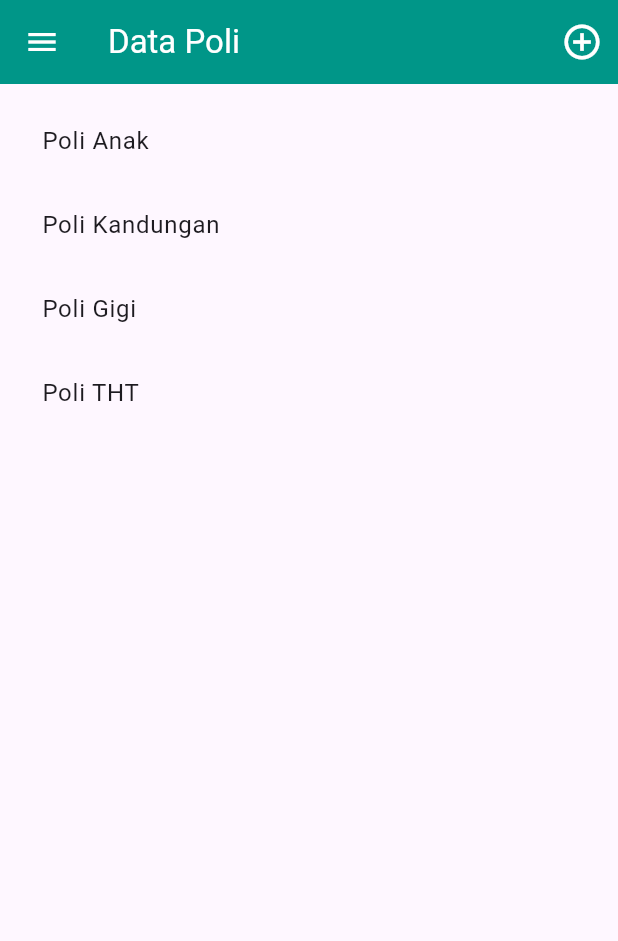
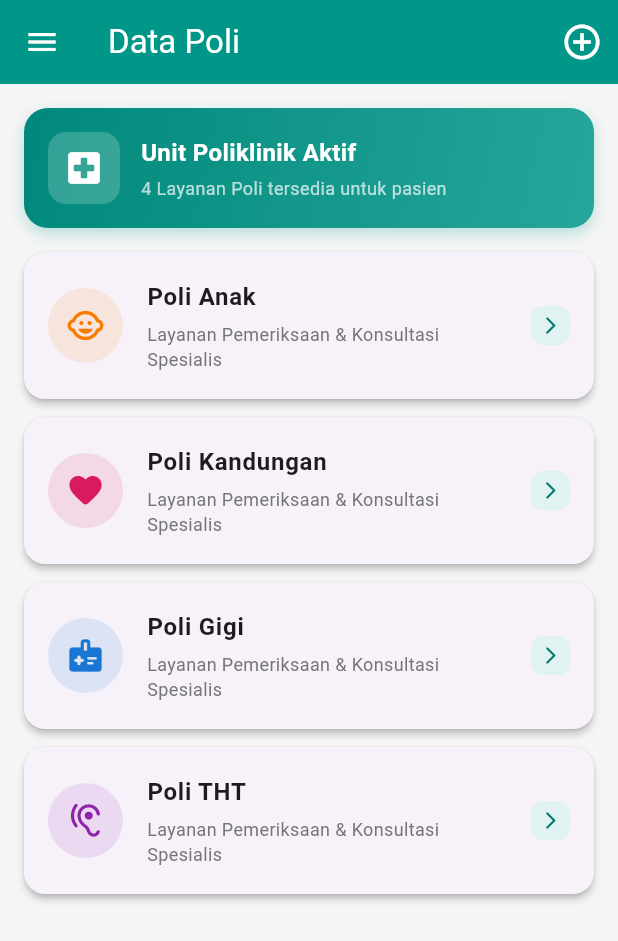
Before and after one commit to doniiart/Klinik-s, a Flutter app: the PoliPage screen opened directly, on a phone screen of 412 x 824 dp. Shown: the top 941 px of the screen. Run offline on Flutter 3.47's test engine with Material 3 defaults, Android fonts, the phone set to English and light mode, and no system bars; our stand-ins replace dio; network calls fail.

Commit message:
style: percantik tampilan halaman Data Poli dan kartu PoliItem

```diff
--- a/lib/ui/poli_item.dart
+++ b/lib/ui/poli_item.dart
@@ -7,16 +7,80 @@ class PoliItem extends StatelessWidget {
 
   const PoliItem({super.key, required this.poli});
 
+  IconData _getPoliIcon(String namaPoli) {
+    final nama = namaPoli.toLowerCase();
+    if (nama.contains('anak')) return Icons.child_care_rounded;
+    if (nama.contains('kandungan')) return Icons.favorite_rounded;
+    if (nama.contains('gigi')) return Icons.medical_information_rounded;
+    if (nama.contains('tht')) return Icons.hearing_rounded;
+    return Icons.local_hospital_rounded;
+  }
+
+  Color _getPoliColor(String namaPoli) {
+    final nama = namaPoli.toLowerCase();
+    if (nama.contains('anak')) return Colors.orange.shade700;
+    if (nama.contains('kandungan')) return Colors.pink.shade600;
+    if (nama.contains('gigi')) return Colors.blue.shade700;
+    if (nama.contains('tht')) return Colors.purple.shade600;
+    return Colors.teal.shade700;
+  }
+
   @override
   Widget build(BuildContext context) {
-    return GestureDetector(
+    final accentColor = _getPoliColor(poli.namaPoli);
+
+    return Card(
+      elevation: 2,
+      margin: const EdgeInsets.only(bottom: 12),
+      shape: RoundedRectangleBorder(borderRadius: BorderRadius.circular(14)),
       child: ListTile(
-        title: Text("${poli.namaPoli}"),
+        contentPadding:
+            const EdgeInsets.symmetric(horizontal: 16, vertical: 10),
+        onTap: () {
+          Navigator.push(
+            context,
+            MaterialPageRoute(builder: (context) => PoliDetail(poli: poli)),
+          );
+        },
+        leading: CircleAvatar(
+          radius: 25,
+          backgroundColor: accentColor.withValues(alpha: 0.12),
+          child: Icon(
+            _getPoliIcon(poli.namaPoli),
+            color: accentColor,
+            size: 26,
+          ),
+        ),
+        title: Text(
+          poli.namaPoli,
+          style: const TextStyle(
+            fontWeight: FontWeight.bold,
+            fontSize: 16,
+          ),
+        ),
+        subtitle: Padding(
+          padding: const EdgeInsets.only(top: 4),
+          child: Text(
+            "Layanan Pemeriksaan & Konsultasi Spesialis",
+            style: TextStyle(
+              fontSize: 12,
+              color: Colors.grey.shade600,
+            ),
+          ),
+        ),
+        trailing: Container(
+          padding: const EdgeInsets.all(6),
+          decoration: BoxDecoration(
+            color: Colors.teal.shade50,
+            borderRadius: BorderRadius.circular(8),
+          ),
+          child: Icon(
+            Icons.arrow_forward_ios_rounded,
+            size: 14,
+            color: Colors.teal.shade700,
+          ),
+        ),
       ),
-      onTap: () {
-        Navigator.push(context,
-            MaterialPageRoute(builder: (context) => PoliDetail(poli: poli)));
-      },
     );
   }
 }
--- a/lib/ui/poli_page.dart
+++ b/lib/ui/poli_page.dart
@@ -12,14 +12,23 @@ class PoliPage extends StatefulWidget {
 }
 
 class _PoliPageState extends State<PoliPage> {
+  final List<Poli> _daftarPoli = [
+    Poli(namaPoli: "Poli Anak"),
+    Poli(namaPoli: "Poli Kandungan"),
+    Poli(namaPoli: "Poli Gigi"),
+    Poli(namaPoli: "Poli THT"),
+  ];
+
   @override
   Widget build(BuildContext context) {
     return Scaffold(
+      backgroundColor: Colors.grey.shade100,
       drawer: const Sidebar(),
       appBar: AppBar(
         title: const Text("Data Poli"),
         backgroundColor: Colors.teal,
         foregroundColor: Colors.white,
+        elevation: 0,
         actions: [
           IconButton(
             icon: const Icon(Icons.add_circle_outline, size: 28),
@@ -34,12 +43,68 @@ class _PoliPageState extends State<PoliPage> {
         ],
       ),
       body: ListView(
-        padding: const EdgeInsets.symmetric(horizontal: 12, vertical: 10),
+        padding: const EdgeInsets.all(16),
         children: [
-          PoliItem(poli: Poli(namaPoli: "Poli Anak")),
-          PoliItem(poli: Poli(namaPoli: "Poli Kandungan")),
-          PoliItem(poli: Poli(namaPoli: "Poli Gigi")),
-          PoliItem(poli: Poli(namaPoli: "Poli THT")),
+          Container(
+            padding: const EdgeInsets.all(16),
+            margin: const EdgeInsets.only(bottom: 16),
+            decoration: BoxDecoration(
+              gradient: LinearGradient(
+                colors: [Colors.teal.shade600, Colors.teal.shade400],
+                begin: Alignment.topLeft,
+                end: Alignment.bottomRight,
+              ),
+              borderRadius: BorderRadius.circular(16),
+              boxShadow: [
+                BoxShadow(
+                  color: Colors.teal.withValues(alpha: 0.25),
+                  blurRadius: 8,
+                  offset: const Offset(0, 4),
+                ),
+              ],
+            ),
+            child: Row(
+              children: [
+                Container(
+                  padding: const EdgeInsets.all(10),
+                  decoration: BoxDecoration(
+                    color: Colors.white.withValues(alpha: 0.2),
+                    borderRadius: BorderRadius.circular(12),
+                  ),
+                  child: const Icon(
+                    Icons.local_hospital_rounded,
+                    color: Colors.white,
+                    size: 28,
+                  ),
+                ),
+                const SizedBox(width: 14),
+                Expanded(
+                  child: Column(
+                    crossAxisAlignment: CrossAxisAlignment.start,
+                    children: [
+                      const Text(
+                        "Unit Poliklinik Aktif",
+                        style: TextStyle(
+                          color: Colors.white,
+                          fontSize: 16,
+                          fontWeight: FontWeight.bold,
+                        ),
+                      ),
+                      const SizedBox(height: 4),
+                      Text(
+                        "${_daftarPoli.length} Layanan Poli tersedia untuk pasien",
+                        style: const TextStyle(
+                          color: Colors.white70,
+                          fontSize: 12,
+                        ),
+                      ),
+                    ],
+                  ),
+                ),
+              ],
+            ),
+          ),
+          ..._daftarPoli.map((poli) => PoliItem(poli: poli)),
         ],
       ),
     );
```
Also changed, not shown: 1 other file.
